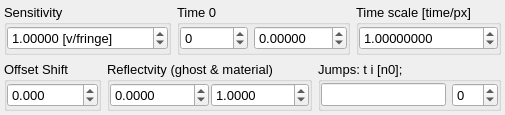
Qt form UIs/nVISAR3.ui (NeutrinoToolkit/Neutrino) before a commit.
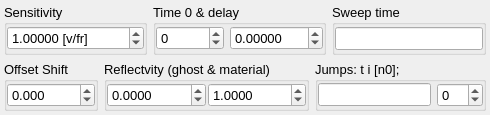
The same form after that commit.

```diff
--- a/UIs/nVISAR3.ui
+++ b/UIs/nVISAR3.ui
@@ -33,7 +33,7 @@
    </property>
    <item>
     <widget class="QWidget" name="widget_2" native="true">
-     <layout class="QHBoxLayout" name="horizontalLayout_2">
+     <layout class="QHBoxLayout" name="horizontalLayout_2" stretch="0,0,1">
       <property name="leftMargin">
        <number>0</number>
       </property>
@@ -72,7 +72,7 @@
             </font>
            </property>
            <property name="suffix">
-            <string> [v/fringe]</string>
+            <string> [v/fr]</string>
            </property>
            <property name="decimals">
             <number>5</number>
@@ -100,7 +100,7 @@
       <item>
        <widget class="QGroupBox" name="groupBox">
         <property name="title">
-         <string>Time 0</string>
+         <string>Time 0 &amp;&amp; delay</string>
         </property>
         <layout class="QGridLayout" name="gridLayout_3">
          <property name="leftMargin">
@@ -169,7 +169,7 @@
       <item>
        <widget class="QGroupBox" name="groupBox_4">
         <property name="title">
-         <string>Time scale [time/px]</string>
+         <string>Sweep time</string>
         </property>
         <layout class="QGridLayout" name="gridLayout_4">
          <property name="leftMargin">
@@ -185,29 +185,9 @@
           <number>0</number>
          </property>
          <item row="0" column="0">
-          <widget class="QDoubleSpinBox" name="physScale">
-           <property name="font">
-            <font>
-             <pointsize>10</pointsize>
-            </font>
-           </property>
-           <property name="suffix">
-            <string/>
-           </property>
-           <property name="decimals">
-            <number>8</number>
-           </property>
-           <property name="minimum">
-            <double>-9999999.990000000223517</double>
-           </property>
-           <property name="maximum">
-            <double>9999999.990000000223517</double>
-           </property>
-           <property name="singleStep">
-            <double>0.001000000000000</double>
-           </property>
-           <property name="value">
-            <double>1.000000000000000</double>
+          <widget class="QLineEdit" name="physScale">
+           <property name="toolTip">
+            <string>Sweep time (polynomial expansion)</string>
            </property>
            <property name="neutrinoSave" stdset="0">
             <bool>true</bool>
@@ -222,7 +202,7 @@
    </item>
    <item>
     <widget class="QWidget" name="widget" native="true">
-     <layout class="QHBoxLayout" name="horizontalLayout" stretch="0,0,0">
+     <layout class="QHBoxLayout" name="horizontalLayout" stretch="0,0,1">
       <property name="leftMargin">
        <number>0</number>
       </property>
```
